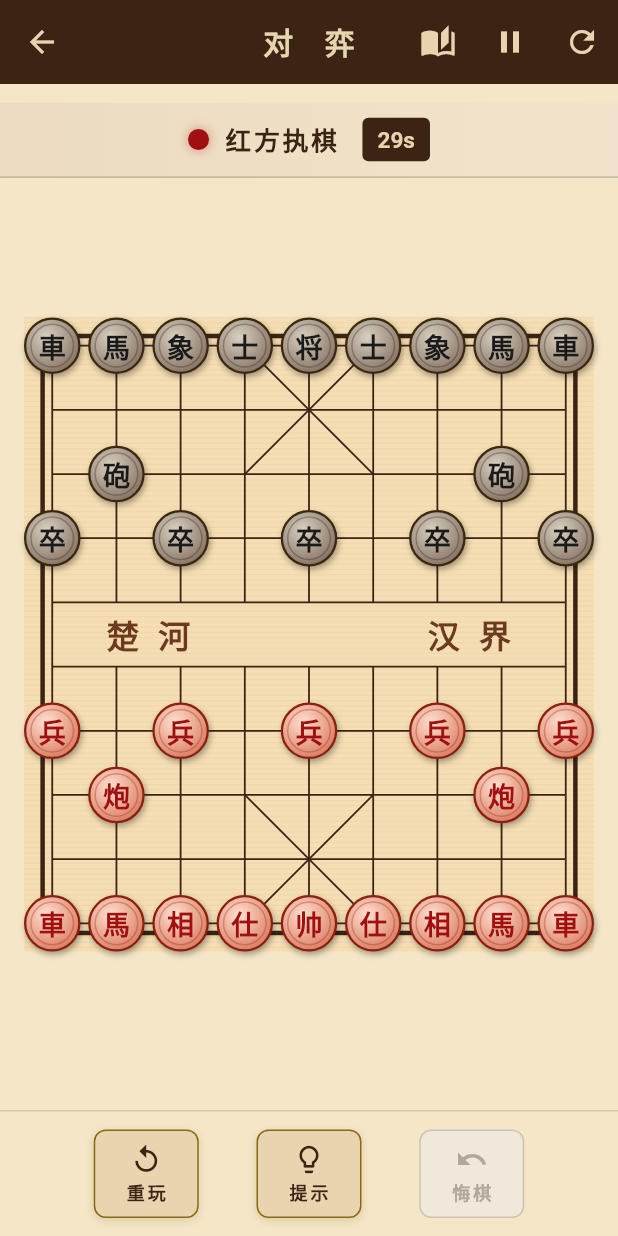
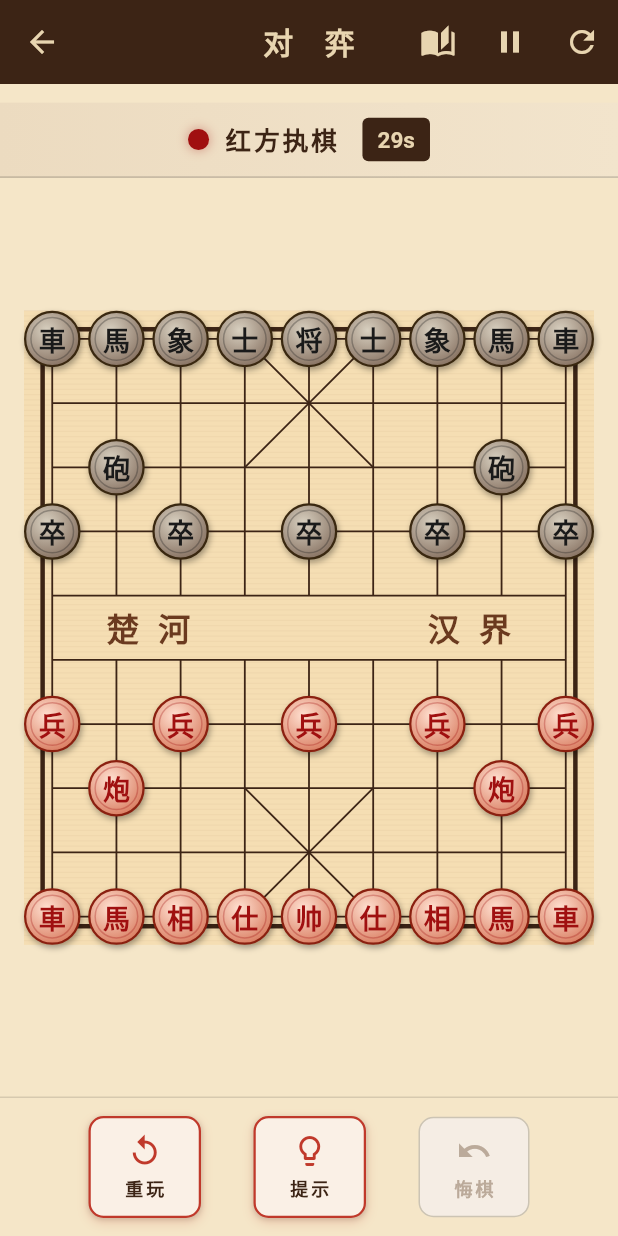
Before and after one commit to xingqianfsios-droid/test, a Flutter app: the screen it shows after launch, after a tap on "开始对弈", on a phone screen of 412 x 824 dp. Run offline on Flutter 3.47's test engine with Material 3 defaults, Android fonts, the light colour scheme and no system bars; our stand-ins replace audioplayers, freezed_annotation, get.

Commit message:
feat: 优化按钮样式 - 象棋主题风格

```diff
--- a/lib/views/game_view.dart
+++ b/lib/views/game_view.dart
@@ -14,6 +14,12 @@ const _kGold = Color(0xFF8B6914);
 const _kGoldLight = Color(0xFFD4A84B);
 const _kBamboo = Color(0xFFE8D5B0);
 const _kRedInk = Color(0xFFA01010);
+
+/// 按钮主色：深朱红
+const _kBtnPrimary = Color(0xFFC0392B);
+const _kBtnPrimaryDark = Color(0xFF922B21);
+const _kBtnPrimaryLight = Color(0xFFE74C3C);
+const _kBtnOutlineBorder = Color(0xFFD4A84B);
 
 class GameView extends GetView<GameController> {
   const GameView({super.key});
@@ -241,20 +247,9 @@ class GameView extends GetView<GameController> {
                                   fontWeight: FontWeight.bold,
                                   letterSpacing: 12)),
                           const SizedBox(height: 24),
-                          ElevatedButton(
-                            style: ElevatedButton.styleFrom(
-                              backgroundColor: _kGold,
-                              foregroundColor: _kParchment,
-                              shape: RoundedRectangleBorder(
-                                borderRadius: BorderRadius.circular(8),
-                              ),
-                              padding: const EdgeInsets.symmetric(
-                                  horizontal: 32, vertical: 12),
-                            ),
+                          _GamePrimaryButton(
+                            label: '继续对弈',
                             onPressed: () => controller.resumeGame(),
-                            child: const Text('继续对弈',
-                                style: TextStyle(
-                                    fontSize: 16, letterSpacing: 4)),
                           ),
                         ],
                       ),
@@ -289,6 +284,14 @@ class GameView extends GetView<GameController> {
                 style: const TextStyle(fontSize: 18, color: Color(0xFF5C3A1E))),
             actions: [
               TextButton(
+                style: TextButton.styleFrom(
+                  foregroundColor: _kBtnPrimary,
+                  textStyle: const TextStyle(
+                    fontSize: 16,
+                    fontWeight: FontWeight.bold,
+                    letterSpacing: 4,
+                  ),
+                ),
                 onPressed: () {
                   Get.back();
                   controller.resetBoard();
@@ -317,10 +320,26 @@ class GameView extends GetView<GameController> {
         content: const Text('确定要重新开始对弈吗？'),
         actions: [
           TextButton(
+            style: TextButton.styleFrom(
+              foregroundColor: _kGold,
+              textStyle: const TextStyle(
+                fontSize: 15,
+                fontWeight: FontWeight.w600,
+                letterSpacing: 2,
+              ),
+            ),
             onPressed: () => Get.back(),
             child: const Text('取消'),
           ),
           TextButton(
+            style: TextButton.styleFrom(
+              foregroundColor: _kBtnPrimary,
+              textStyle: const TextStyle(
+                fontSize: 15,
+                fontWeight: FontWeight.bold,
+                letterSpacing: 2,
+              ),
+            ),
             onPressed: () {
               Get.back();
               controller.resetBoard();
@@ -345,6 +364,14 @@ class GameView extends GetView<GameController> {
         content: const Text('当前对局将会丢失，确定返回吗？'),
         actions: [
           TextButton(
+            style: TextButton.styleFrom(
+              foregroundColor: _kGold,
+              textStyle: const TextStyle(
+                fontSize: 15,
+                fontWeight: FontWeight.w600,
+                letterSpacing: 2,
+              ),
+            ),
             onPressed: () {
               Get.back();
               controller.resumeGame();
@@ -352,6 +379,14 @@ class GameView extends GetView<GameController> {
             child: const Text('继续对弈'),
           ),
           TextButton(
+            style: TextButton.styleFrom(
+              foregroundColor: _kBtnPrimary,
+              textStyle: const TextStyle(
+                fontSize: 15,
+                fontWeight: FontWeight.bold,
+                letterSpacing: 2,
+              ),
+            ),
             onPressed: () {
               Get.back();
               Get.back();
@@ -435,6 +470,14 @@ class GameView extends GetView<GameController> {
         ),
         actions: [
           TextButton(
+            style: TextButton.styleFrom(
+              foregroundColor: _kBtnPrimary,
+              textStyle: const TextStyle(
+                fontSize: 16,
+                fontWeight: FontWeight.bold,
+                letterSpacing: 4,
+              ),
+            ),
             onPressed: () => Get.back(),
             child: const Text('知晓'),
           ),
@@ -471,7 +514,7 @@ class _RuleSection extends StatelessWidget {
   }
 }
 
-/// 底部功能按钮
+/// 底部功能按钮（升级版：启用态深朱红边框 + 阴影，禁用态淡出）
 class _ActionButton extends StatelessWidget {
   final IconData icon;
   final String label;
@@ -486,25 +529,31 @@ class _ActionButton extends StatelessWidget {
   @override
   Widget build(BuildContext context) {
     final enabled = onTap != null;
-    final color = enabled ? _kInk : const Color(0xFFB0A89A);
+    final iconColor = enabled ? _kBtnPrimary : const Color(0xFFBBAA9A);
+    final textColor = enabled ? _kInk : const Color(0xFFBBAA9A);
+    final borderColor = enabled ? _kBtnPrimary : const Color(0xFFCCC4B4);
+    final bgColor = enabled ? const Color(0xFFFAF0E6) : const Color(0xFFF5EDE4);
 
     return GestureDetector(
       onTap: onTap,
-      child: Container(
-        padding: const EdgeInsets.symmetric(horizontal: 20, vertical: 8),
+      child: AnimatedContainer(
+        duration: const Duration(milliseconds: 150),
+        padding: const EdgeInsets.symmetric(horizontal: 22, vertical: 10),
         decoration: BoxDecoration(
-          color: enabled ? const Color(0xFFE8D5B0) : const Color(0xFFF0E8DA),
-          borderRadius: BorderRadius.circular(8),
-          border: Border.all(
-            color: enabled ? _kGold : const Color(0xFFCCC4B4),
-            width: 1,
-          ),
+          color: bgColor,
+          borderRadius: BorderRadius.circular(10),
+          border: Border.all(color: borderColor, width: enabled ? 1.5 : 1),
           boxShadow: enabled
               ? [
                   BoxShadow(
-                    color: _kGold.withValues(alpha: 0.2),
-                    blurRadius: 4,
-                    offset: const Offset(0, 2),
+                    color: _kBtnPrimary.withValues(alpha: 0.18),
+                    blurRadius: 6,
+                    offset: const Offset(0, 3),
+                  ),
+                  const BoxShadow(
+                    color: Color(0x20000000),
+                    blurRadius: 2,
+                    offset: Offset(0, 1),
                   ),
                 ]
               : null,
@@ -512,19 +561,67 @@ class _ActionButton extends StatelessWidget {
         child: Column(
           mainAxisSize: MainAxisSize.min,
           children: [
-            Icon(icon, size: 22, color: color),
-            const SizedBox(height: 2),
+            Icon(icon, size: 24, color: iconColor),
+            const SizedBox(height: 4),
             Text(
               label,
               style: TextStyle(
                 fontSize: 12,
-                color: color,
+                color: textColor,
                 fontWeight: FontWeight.bold,
                 letterSpacing: 2,
               ),
             ),
           ],
         ),
+      ),
+    );
+  }
+}
+
+/// 游戏页内主按钮（暂停遮罩使用）
+class _GamePrimaryButton extends StatelessWidget {
+  final String label;
+  final VoidCallback? onPressed;
+
+  const _GamePrimaryButton({required this.label, this.onPressed});
+
+  @override
+  Widget build(BuildContext context) {
+    return DecoratedBox(
+      decoration: BoxDecoration(
+        gradient: const LinearGradient(
+          begin: Alignment.topLeft,
+          end: Alignment.bottomRight,
+          colors: [_kBtnPrimaryLight, _kBtnPrimary, _kBtnPrimaryDark],
+        ),
+        borderRadius: BorderRadius.circular(8),
+        border: Border.all(color: _kBtnOutlineBorder, width: 1.5),
+        boxShadow: const [
+          BoxShadow(
+            color: Color(0x60922B21),
+            blurRadius: 12,
+            offset: Offset(0, 4),
+          ),
+        ],
+      ),
+      child: ElevatedButton(
+        style: ElevatedButton.styleFrom(
+          backgroundColor: Colors.transparent,
+          shadowColor: Colors.transparent,
+          foregroundColor: _kParchment,
+          shape: RoundedRectangleBorder(
+            borderRadius: BorderRadius.circular(8),
+          ),
+          padding: const EdgeInsets.symmetric(horizontal: 32, vertical: 12),
+          textStyle: const TextStyle(
+            fontSize: 16,
+            fontWeight: FontWeight.bold,
+            letterSpacing: 4,
+          ),
+        ),
+        onPressed: onPressed,
+        child: Text(label),
       ),
     );
   }
--- a/lib/views/home_view.dart
+++ b/lib/views/home_view.dart
@@ -7,6 +7,15 @@ const _kInk = Color(0xFF3C2415);
 const _kGold = Color(0xFF8B6914);
 const _kGoldLight = Color(0xFFD4A84B);
 const _kBamboo = Color(0xFFE8D5B0);
+
+/// 按钮主色：深朱红（主按钮）
+const _kBtnPrimary = Color(0xFFC0392B);
+const _kBtnPrimaryDark = Color(0xFF922B21);
+const _kBtnPrimaryLight = Color(0xFFE74C3C);
+
+/// 按钮次色：描金镂空（次按钮）
+const _kBtnOutlineBorder = Color(0xFFD4A84B);
+const _kBtnOutlineText = Color(0xFFD4A84B);
 
 class HomeView extends StatelessWidget {
   const HomeView({super.key});
@@ -74,59 +83,21 @@ class HomeView extends StatelessWidget {
 
               const Spacer(flex: 3),
 
-              // 开始游戏按钮
+              // 开始游戏按钮（主按钮：深朱红渐变 + 金边 + 大阴影）
               Padding(
                 padding: const EdgeInsets.symmetric(horizontal: 48),
-                child: SizedBox(
-                  width: double.infinity,
-                  height: 54,
-                  child: ElevatedButton(
-                    style: ElevatedButton.styleFrom(
-                      backgroundColor: _kGold,
-                      foregroundColor: _kParchment,
-                      shape: RoundedRectangleBorder(
-                        borderRadius: BorderRadius.circular(8),
-                        side: const BorderSide(color: _kGoldLight, width: 1),
-                      ),
-                      elevation: 8,
-                      shadowColor: const Color(0x80000000),
-                      textStyle: const TextStyle(
-                        fontSize: 20,
-                        fontWeight: FontWeight.bold,
-                        letterSpacing: 8,
-                      ),
-                    ),
-                    onPressed: () => Get.toNamed('/game'),
-                    child: const Text('开始对弈'),
-                  ),
+                child: _PrimaryButton(
+                  label: '开始对弈',
+                  onPressed: () => Get.toNamed('/game'),
                 ),
               ),
               const SizedBox(height: 16),
-              // 游戏规则按钮
+              // 游戏规则按钮（次按钮：描金镂空）
               Padding(
                 padding: const EdgeInsets.symmetric(horizontal: 48),
-                child: SizedBox(
-                  width: double.infinity,
-                  height: 54,
-                  child: OutlinedButton(
-                    style: OutlinedButton.styleFrom(
-                      foregroundColor: _kBamboo,
-                      side: BorderSide(
-                        color: _kBamboo.withValues(alpha: 0.4),
-                        width: 1,
-                      ),
-                      shape: RoundedRectangleBorder(
-                        borderRadius: BorderRadius.circular(8),
-                      ),
-                      textStyle: const TextStyle(
-                        fontSize: 20,
-                        fontWeight: FontWeight.bold,
-                        letterSpacing: 8,
-                      ),
-                    ),
-                    onPressed: () => _showRulesDialog(context),
-                    child: const Text('棋谱规则'),
-                  ),
+                child: _SecondaryButton(
+                  label: '棋谱规则',
+                  onPressed: () => _showRulesDialog(context),
                 ),
               ),
 
@@ -220,10 +191,109 @@ class HomeView extends StatelessWidget {
         ),
         actions: [
           TextButton(
+            style: TextButton.styleFrom(
+              foregroundColor: _kBtnPrimary,
+              textStyle: const TextStyle(
+                fontSize: 16,
+                fontWeight: FontWeight.bold,
+                letterSpacing: 4,
+              ),
+            ),
             onPressed: () => Get.back(),
             child: const Text('知晓'),
           ),
         ],
+      ),
+    );
+  }
+}
+
+/// 主按钮：深朱红渐变背景 + 金边描边 + 阴影
+class _PrimaryButton extends StatelessWidget {
+  final String label;
+  final VoidCallback? onPressed;
+
+  const _PrimaryButton({required this.label, this.onPressed});
+
+  @override
+  Widget build(BuildContext context) {
+    return SizedBox(
+      width: double.infinity,
+      height: 56,
+      child: DecoratedBox(
+        decoration: BoxDecoration(
+          gradient: const LinearGradient(
+            begin: Alignment.topLeft,
+            end: Alignment.bottomRight,
+            colors: [_kBtnPrimaryLight, _kBtnPrimary, _kBtnPrimaryDark],
+          ),
+          borderRadius: BorderRadius.circular(8),
+          border: Border.all(color: _kBtnOutlineBorder, width: 1.5),
+          boxShadow: const [
+            BoxShadow(
+              color: Color(0x60922B21),
+              blurRadius: 12,
+              offset: Offset(0, 4),
+            ),
+            BoxShadow(
+              color: Color(0x30000000),
+              blurRadius: 4,
+              offset: Offset(0, 2),
+            ),
+          ],
+        ),
+        child: ElevatedButton(
+          style: ElevatedButton.styleFrom(
+            backgroundColor: Colors.transparent,
+            shadowColor: Colors.transparent,
+            foregroundColor: _kParchment,
+            shape: RoundedRectangleBorder(
+              borderRadius: BorderRadius.circular(8),
+            ),
+            padding: const EdgeInsets.symmetric(horizontal: 24, vertical: 12),
+            textStyle: const TextStyle(
+              fontSize: 20,
+              fontWeight: FontWeight.bold,
+              letterSpacing: 8,
+            ),
+          ),
+          onPressed: onPressed,
+          child: Text(label),
+        ),
+      ),
+    );
+  }
+}
+
+/// 次按钮：金色描边镂空
+class _SecondaryButton extends StatelessWidget {
+  final String label;
+  final VoidCallback? onPressed;
+
+  const _SecondaryButton({required this.label, this.onPressed});
+
+  @override
+  Widget build(BuildContext context) {
+    return SizedBox(
+      width: double.infinity,
+      height: 56,
+      child: OutlinedButton(
+        style: OutlinedButton.styleFrom(
+          foregroundColor: _kBtnOutlineText,
+          side: const BorderSide(color: _kBtnOutlineBorder, width: 1.5),
+          shape: RoundedRectangleBorder(
+            borderRadius: BorderRadius.circular(8),
+          ),
+          backgroundColor: const Color(0x15D4A84B),
+          padding: const EdgeInsets.symmetric(horizontal: 24, vertical: 12),
+          textStyle: const TextStyle(
+            fontSize: 20,
+            fontWeight: FontWeight.bold,
+            letterSpacing: 8,
+          ),
+        ),
+        onPressed: onPressed,
+        child: Text(label),
       ),
     );
   }
```
